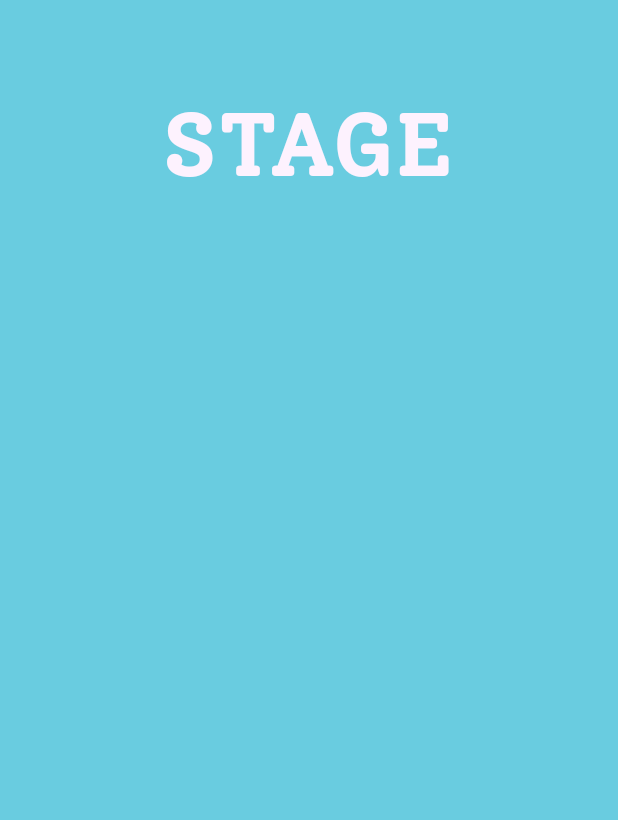
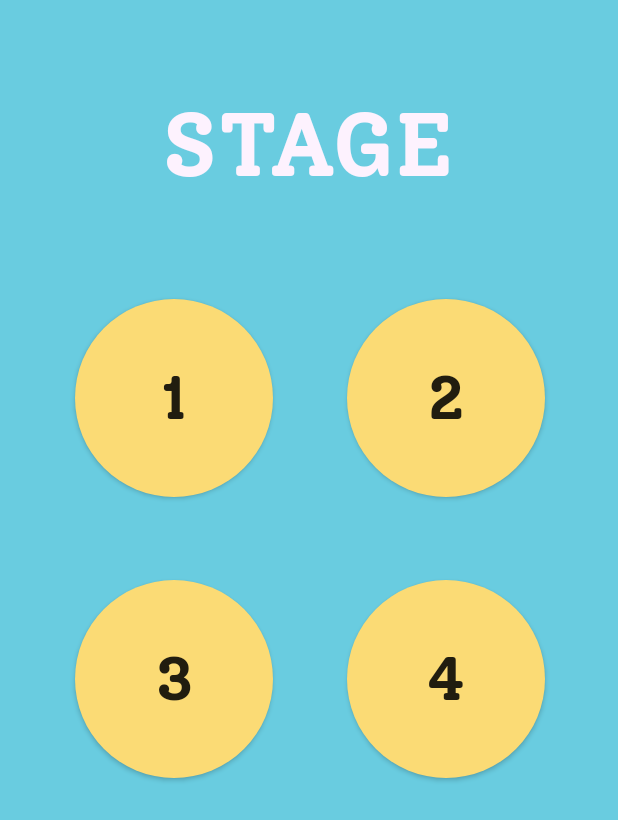
Before and after one commit to AngelikaJustine/EasyMath, an Android app: the Level screen opened directly, with no data from a screen before it, on a phone screen of 412 x 824 dp. Shown: the top 820 px of the screen. Run offline under Robolectric (Android 15) with nearby library versions, the phone set to English and light mode, and no system bars.

Commit message:
Level Activity 50% Done

```diff
--- a/app/src/main/java/com/example/easymath/Level.java
+++ b/app/src/main/java/com/example/easymath/Level.java
@@ -2,13 +2,17 @@ package com.example.easymath;
 
 import androidx.appcompat.app.AppCompatActivity;
 
+import android.content.Intent;
 import android.graphics.Typeface;
 import android.os.Bundle;
+import android.view.View;
+import android.widget.Button;
 import android.widget.TextView;
 
 public class Level extends AppCompatActivity {
 
     TextView txtLevel;
+    Button lvl1, lvl2, lvl3, lvl4, lvl5;
 
     @Override
     protected void onCreate(Bundle savedInstanceState) {
@@ -16,9 +20,44 @@ public class Level extends AppCompatActivity {
         setContentView(R.layout.activity_level);
 
         txtLevel = findViewById(R.id.txtLevel);
+        lvl1 = findViewById(R.id.lvl1);
+        lvl2 = findViewById(R.id.lvl2);
+        lvl3 = findViewById(R.id.lvl3);
+        lvl4 = findViewById(R.id.lvl4);
+        lvl5 = findViewById(R.id.lvl5);
 
         Typeface SolwayBold = Typeface.createFromAsset(getAssets(), "fonts/SolwayBold.ttf");
         txtLevel.setTypeface(SolwayBold);
+        lvl1.setTypeface(SolwayBold);
+        lvl2.setTypeface(SolwayBold);
+        lvl3.setTypeface(SolwayBold);
+        lvl4.setTypeface(SolwayBold);
+        lvl5.setTypeface(SolwayBold);
 
     }
+
+    public void btnLvl1Clicked(View view) {
+        Intent intent = new Intent(this, LevelOne.class);
+        startActivity(intent);
+    }
+
+    public void btnLvl2Clicked(View view) {
+        Intent intent = new Intent(this, LevelTwo.class);
+        startActivity(intent);
+    }
+
+    public void btnLvl3Clicked(View view) {
+        Intent intent = new Intent(this, LevelThree.class);
+        startActivity(intent);
+    }
+
+    public void btnLvl4Clicked(View view) {
+        Intent intent = new Intent(this, LevelFour.class);
+        startActivity(intent);
+    }
+
+    public void btnLvl5Clicked(View view) {
+        Intent intent = new Intent(this, LevelFive.class);
+        startActivity(intent);
+    }
 }
--- /dev/null
+++ b/app/src/main/res/drawable/btnlevelunlock.xml
@@ -0,0 +1,10 @@
+<?xml version="1.0" encoding="utf-8"?>
+<shape xmlns:android="http://schemas.android.com/apk/res/android">
+
+    <solid
+        android:color="@color/yellow"/>
+
+    <corners
+        android:radius="500dp"/>
+
+</shape>
--- a/app/src/main/res/layout/activity_level.xml
+++ b/app/src/main/res/layout/activity_level.xml
@@ -23,4 +23,89 @@
         app:layout_constraintTop_toTopOf="parent"
         app:layout_constraintVertical_bias="0.078" />
 
+    <Button
+        android:id="@+id/lvl2"
+        android:layout_width="132dp"
+        android:layout_height="132dp"
+        android:layout_marginTop="32dp"
+        android:layout_marginBottom="391dp"
+        android:background="@drawable/btnlevelunlock"
+        android:text="2"
+        android:textSize="40sp"
+        android:onClick="btnLvl1Clicked"
+        app:layout_constraintBottom_toBottomOf="parent"
+        app:layout_constraintEnd_toEndOf="parent"
+        app:layout_constraintHorizontal_bias="0.827"
+        app:layout_constraintStart_toStartOf="parent"
+        app:layout_constraintTop_toBottomOf="@id/txtLevel"
+        app:layout_constraintVertical_bias="0.25" />
+
+    <Button
+        android:id="@+id/lvl1"
+        android:layout_width="132dp"
+        android:layout_height="132dp"
+        android:layout_marginTop="32dp"
+        android:layout_marginBottom="391dp"
+        android:background="@drawable/btnlevelunlock"
+        android:text="1"
+        android:textSize="40sp"
+        android:onClick="btnLvl2Clicked"
+        app:layout_constraintBottom_toBottomOf="parent"
+        app:layout_constraintEnd_toEndOf="parent"
+        app:layout_constraintHorizontal_bias="0.179"
+        app:layout_constraintStart_toStartOf="parent"
+        app:layout_constraintTop_toBottomOf="@id/txtLevel"
+        app:layout_constraintVertical_bias="0.25" />
+
+    <Button
+        android:id="@+id/lvl4"
+        android:layout_width="132dp"
+        android:layout_height="132dp"
+        android:layout_marginTop="76dp"
+        android:layout_marginBottom="391dp"
+        android:background="@drawable/btnlevelunlock"
+        android:text="4"
+        android:textSize="40sp"
+        android:onClick="btnLvl3Clicked"
+        app:layout_constraintBottom_toBottomOf="parent"
+        app:layout_constraintEnd_toEndOf="parent"
+        app:layout_constraintHorizontal_bias="0.827"
+        app:layout_constraintStart_toStartOf="parent"
+        app:layout_constraintTop_toBottomOf="@id/lvl2"
+        app:layout_constraintVertical_bias="0.197" />
+
+    <Button
+        android:id="@+id/lvl5"
+        android:layout_width="132dp"
+        android:layout_height="132dp"
+        android:layout_marginTop="76dp"
+        android:layout_marginBottom="391dp"
+        android:background="@drawable/btnlevelunlock"
+        android:text="5"
+        android:textSize="40sp"
+        android:onClick="btnLvl4Clicked"
+        app:layout_constraintBottom_toBottomOf="parent"
+        app:layout_constraintEnd_toEndOf="parent"
+        app:layout_constraintHorizontal_bias="0.179"
+        app:layout_constraintStart_toStartOf="parent"
+        app:layout_constraintTop_toBottomOf="@id/lvl3"
+        app:layout_constraintVertical_bias="0.098" />
+
+    <Button
+        android:id="@+id/lvl3"
+        android:layout_width="132dp"
+        android:layout_height="132dp"
+        android:layout_marginTop="76dp"
+        android:layout_marginBottom="391dp"
+        android:background="@drawable/btnlevelunlock"
+        android:text="3"
+        android:textSize="40sp"
+        android:onClick="btnLvl5Clicked"
+        app:layout_constraintBottom_toBottomOf="parent"
+        app:layout_constraintEnd_toEndOf="parent"
+        app:layout_constraintHorizontal_bias="0.179"
+        app:layout_constraintStart_toStartOf="parent"
+        app:layout_constraintTop_toBottomOf="@id/lvl1"
+        app:layout_constraintVertical_bias="0.197" />
+
 </androidx.constraintlayout.widget.ConstraintLayout>
```
Also changed, not shown: app/src/main/AndroidManifest.xml (+8 -1 lines), app/src/main/java/com/example/easymath/LevelFive.java (added, +14 -0 lines), app/src/main/java/com/example/easymath/LevelFour.java (added, +14 -0 lines), app/src/main/java/com/example/easymath/LevelOne.java (added, +14 -0 lines), app/src/main/java/com/example/easymath/LevelThree.java (added, +14 -0 lines), app/src/main/java/com/example/easymath/LevelTwo.java (added, +14 -0 lines), app/src/main/res/layout/activity_level_five.xml (added, +9 -0 lines), app/src/main/res/layout/activity_level_four.xml (added, +9 -0 lines), app/src/main/res/layout/activity_level_one.xml (added, +9 -0 lines), app/src/main/res/layout/activity_level_three.xml (added, +9 -0 lines), app/src/main/res/layout/activity_level_two.xml (added, +9 -0 lines).
